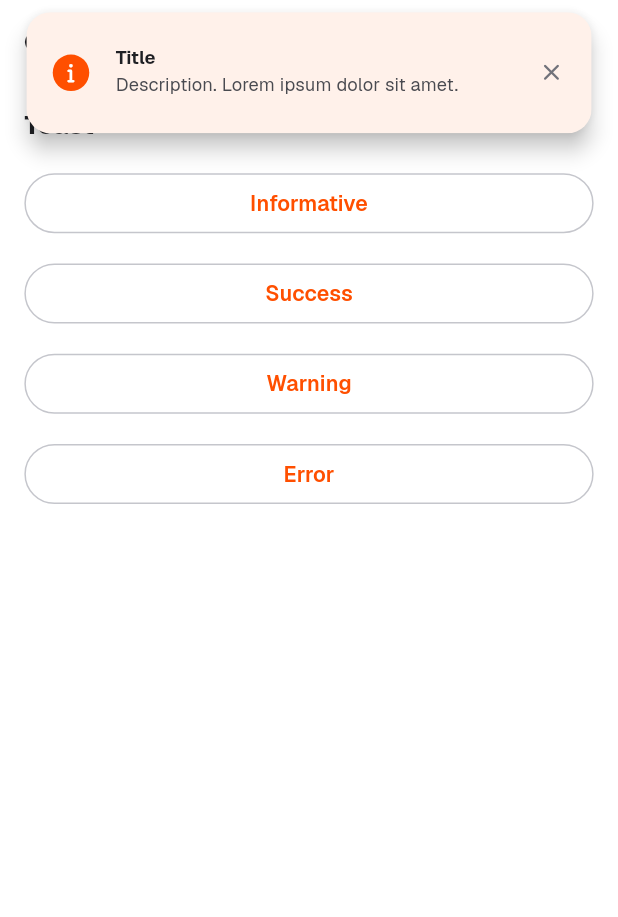
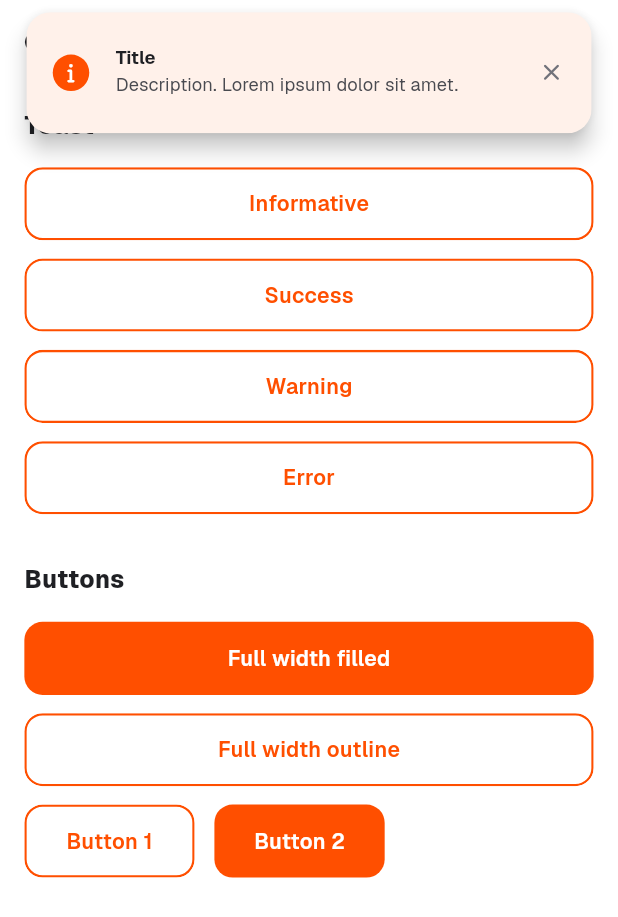
Before and after one commit to SwiftGomaApp/SwiftGoma, a Flutter app: the screen it shows after launch, after a tap on "Informative", on a phone screen of 412 x 824 dp. Shown: the top 917 px of the screen. Run offline on Flutter 3.47's test engine with Material 3 defaults, Android fonts, the phone set to English and light mode, and no system bars; our stand-ins replace connectivity_plus, equatable, flutter_bloc, flutter_screenutil, font_awesome_flutter, google_fonts.

Commit message:
updated app setup

```diff
--- /dev/null
+++ b/swiftgoma_client/lib/core/widgets/button/model/app_button_style.dart
@@ -0,0 +1,33 @@
+import 'package:flutter/material.dart';
+import 'package:swiftgoma_client/core/theme/app_colors.dart';
+
+enum AppButtonStyle { filled, outline }
+
+extension AppButtonStyleColors on AppButtonStyle {
+  Color get backgroundColor {
+    switch (this) {
+      case AppButtonStyle.filled:
+        return AppColors.highlight1;
+      case AppButtonStyle.outline:
+        return Colors.transparent;
+    }
+  }
+
+  Color get foregroundColor {
+    switch (this) {
+      case AppButtonStyle.filled:
+        return AppColors.neutralLight5;
+      case AppButtonStyle.outline:
+        return AppColors.highlight1;
+    }
+  }
+
+  Color? get borderColor {
+    switch (this) {
+      case AppButtonStyle.filled:
+        return null;
+      case AppButtonStyle.outline:
+        return AppColors.highlight1;
+    }
+  }
+}
--- /dev/null
+++ b/swiftgoma_client/lib/core/widgets/button/view/app_button.dart
@@ -0,0 +1,50 @@
+import 'package:flutter/material.dart';
+import 'package:flutter_screenutil/flutter_screenutil.dart';
+import 'package:swiftgoma_client/core/theme/app_typography.dart';
+import 'package:swiftgoma_client/core/widgets/button/model/app_button_style.dart';
+
+class AppButton extends StatelessWidget {
+  const AppButton({
+    super.key,
+    required this.label,
+    required this.onPressed,
+    this.style = AppButtonStyle.filled,
+    this.fullWidth = true,
+  });
+
+  final String label;
+  final VoidCallback? onPressed;
+  final AppButtonStyle style;
+  final bool fullWidth;
+
+  @override
+  Widget build(BuildContext context) {
+    final radius = BorderRadius.circular(12.r);
+
+    final button = Material(
+      color: style.backgroundColor,
+      borderRadius: radius,
+      clipBehavior: Clip.antiAlias,
+      child: InkWell(
+        onTap: onPressed,
+        child: Container(
+          height: 48.h,
+          padding: EdgeInsets.symmetric(horizontal: 24.w),
+          alignment: Alignment.center,
+          decoration: BoxDecoration(
+            borderRadius: radius,
+            border: style.borderColor == null
+                ? null
+                : Border.all(color: style.borderColor!, width: 1.5.r),
+          ),
+          child: Text(
+            label,
+            style: AppTypography.actionL.copyWith(color: style.foregroundColor),
+          ),
+        ),
+      ),
+    );
+
+    return fullWidth ? SizedBox(width: double.infinity, child: button) : button;
+  }
+}
--- a/swiftgoma_client/lib/features/home/view/pages/home.dart
+++ b/swiftgoma_client/lib/features/home/view/pages/home.dart
@@ -2,6 +2,8 @@ import 'package:flutter/material.dart';
 import 'package:flutter_screenutil/flutter_screenutil.dart';
 import 'package:swiftgoma_client/core/theme/app_colors.dart';
 import 'package:swiftgoma_client/core/theme/app_typography.dart';
+import 'package:swiftgoma_client/core/widgets/button/model/app_button_style.dart';
+import 'package:swiftgoma_client/core/widgets/button/view/app_button.dart';
 import 'package:swiftgoma_client/core/widgets/toast/model/toast_variant.dart';
 import 'package:swiftgoma_client/core/widgets/toast/toast_extensions.dart';
 
@@ -20,43 +22,66 @@ class Home extends StatelessWidget {
             style: AppTypography.h3.copyWith(color: AppColors.neutralDark1),
           ),
           SizedBox(height: 16.h),
-          _ToastTriggerButton(
+          AppButton(
             label: 'Informative',
-            onPressed: () =>
-                context.showToast(variant: ToastVariant.informative),
+            style: AppButtonStyle.outline,
+            onPressed: () => context.showToast(variant: ToastVariant.informative),
           ),
           SizedBox(height: 12.h),
-          _ToastTriggerButton(
+          AppButton(
             label: 'Success',
+            style: AppButtonStyle.outline,
             onPressed: () => context.showToast(variant: ToastVariant.success),
           ),
           SizedBox(height: 12.h),
-          _ToastTriggerButton(
+          AppButton(
             label: 'Warning',
+            style: AppButtonStyle.outline,
             onPressed: () => context.showToast(variant: ToastVariant.warning),
           ),
           SizedBox(height: 12.h),
-          _ToastTriggerButton(
+          AppButton(
             label: 'Error',
+            style: AppButtonStyle.outline,
             onPressed: () => context.showToast(variant: ToastVariant.error),
+          ),
+          SizedBox(height: 32.h),
+          Text(
+            'Buttons',
+            style: AppTypography.h3.copyWith(color: AppColors.neutralDark1),
+          ),
+          SizedBox(height: 16.h),
+          AppButton(
+            label: 'Full width filled',
+            style: AppButtonStyle.filled,
+            onPressed: () {},
+          ),
+          SizedBox(height: 12.h),
+          AppButton(
+            label: 'Full width outline',
+            style: AppButtonStyle.outline,
+            onPressed: () {},
+          ),
+          SizedBox(height: 12.h),
+          Row(
+            children: [
+              AppButton(
+                label: 'Button 1',
+                style: AppButtonStyle.outline,
+                fullWidth: false,
+                onPressed: () {},
+              ),
+              SizedBox(width: 12.w),
+              AppButton(
+                label: 'Button 2',
+                style: AppButtonStyle.filled,
+                fullWidth: false,
+                onPressed: () {},
+              ),
+            ],
           ),
         ],
       ),
     );
   }
 }
-
-class _ToastTriggerButton extends StatelessWidget {
-  const _ToastTriggerButton({required this.label, required this.onPressed});
-
-  final String label;
-  final VoidCallback onPressed;
-
-  @override
-  Widget build(BuildContext context) {
-    return SizedBox(
-      width: double.infinity,
-      child: OutlinedButton(onPressed: onPressed, child: Text(label)),
-    );
-  }
-}
```
Also changed, not shown: 1 other file.
